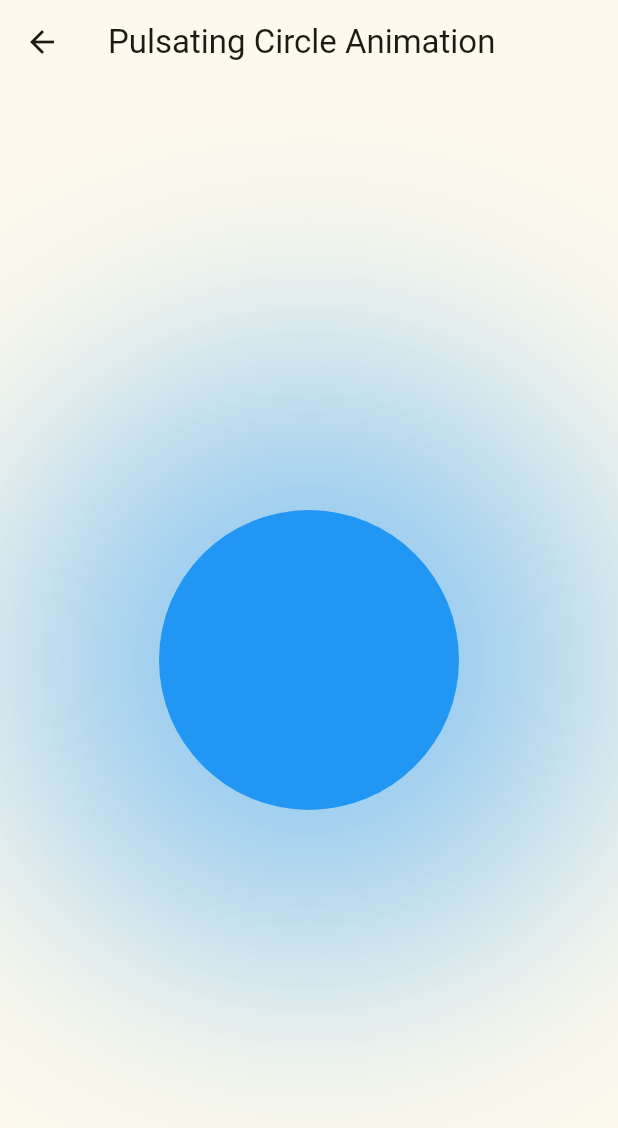
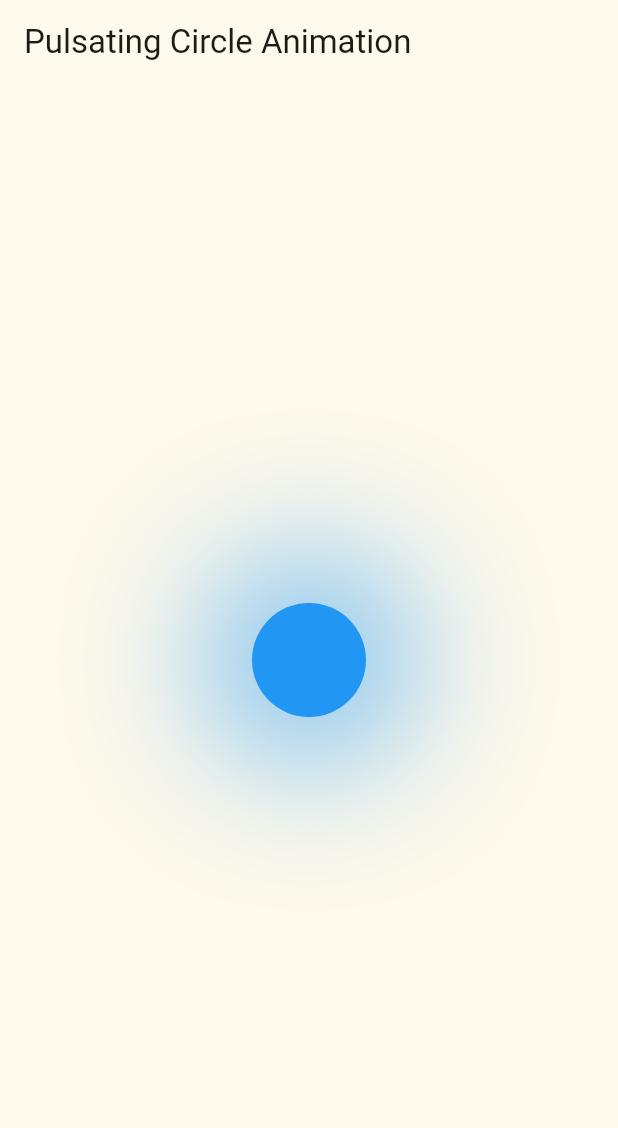
Before and after one commit to mahabubulhasibshawon/animation_tutorial, a Flutter app: the PulsatingCircleAnimation screen opened directly, on a phone screen of 412 x 824 dp. Shown: the top 1128 px of the screen. Run offline on Flutter 3.47's test engine with Material 3 defaults, Android fonts, the phone set to English and light mode, and no system bars.

Commit message:
animated icon switcher, animated tween

```diff
--- a/lib/implicit_animations/animated_tween.dart
+++ b/lib/implicit_animations/animated_tween.dart
@@ -1,9 +1,9 @@
-
 import 'package:flutter/material.dart';
 
 class PulsatingCircleAnimation extends StatelessWidget {
   const PulsatingCircleAnimation({super.key});
-  final double size = 200;
+
+  final double size = 0;
 
   @override
   Widget build(BuildContext context) {
@@ -12,7 +12,12 @@ class PulsatingCircleAnimation extends StatelessWidget {
         title: const Text('Pulsating Circle Animation'),
       ),
       body: Center(
-        child: Container(
+          child: TweenAnimationBuilder(
+              tween: Tween<double>(begin: 0, end: 200),
+              duration: Duration(milliseconds: 5000),
+              builder: (context, size, widget) {
+                print(size);
+                return Container(
                   width: size,
                   height: size,
                   decoration: BoxDecoration(
@@ -26,8 +31,8 @@ class PulsatingCircleAnimation extends StatelessWidget {
                       ),
                     ],
                   ),
-        ),
-      ),
+                );
+              })),
     );
   }
 }
--- a/lib/main.dart
+++ b/lib/main.dart
@@ -2,6 +2,9 @@ import 'package:animation_tutorial/implicit_animations/animated_color_pallete.da
 import 'package:animation_tutorial/implicit_animations/animated_images.dart';
 import 'package:animation_tutorial/implicit_animations/animated_shoping_cart.dart';
 import 'package:flutter/material.dart';
+
+import 'implicit_animations/animated_icon_switcher.dart';
+import 'implicit_animations/animated_tween.dart';
 
 void main() {
   runApp(const MyApp());
@@ -18,7 +21,7 @@ class MyApp extends StatelessWidget {
         colorScheme: ColorScheme.fromSeed(seedColor: Colors.yellowAccent),
         useMaterial3: true,
       ),
-      home: AnimatedImagePalette(),
+      home: PulsatingCircleAnimation(),
     );
   }
 }
```
Also changed, not shown: lib/implicit_animations/animated_icon_switcher.dart (added, +52 -0 lines). Lines whose indentation alone changed are shown as unchanged.
